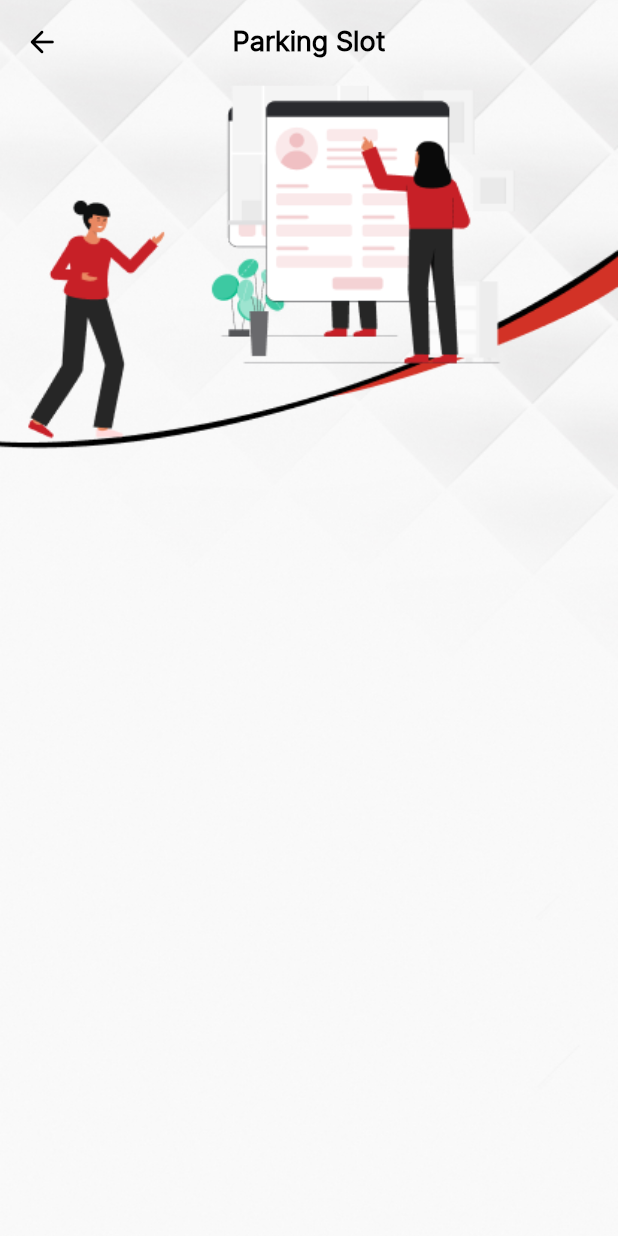
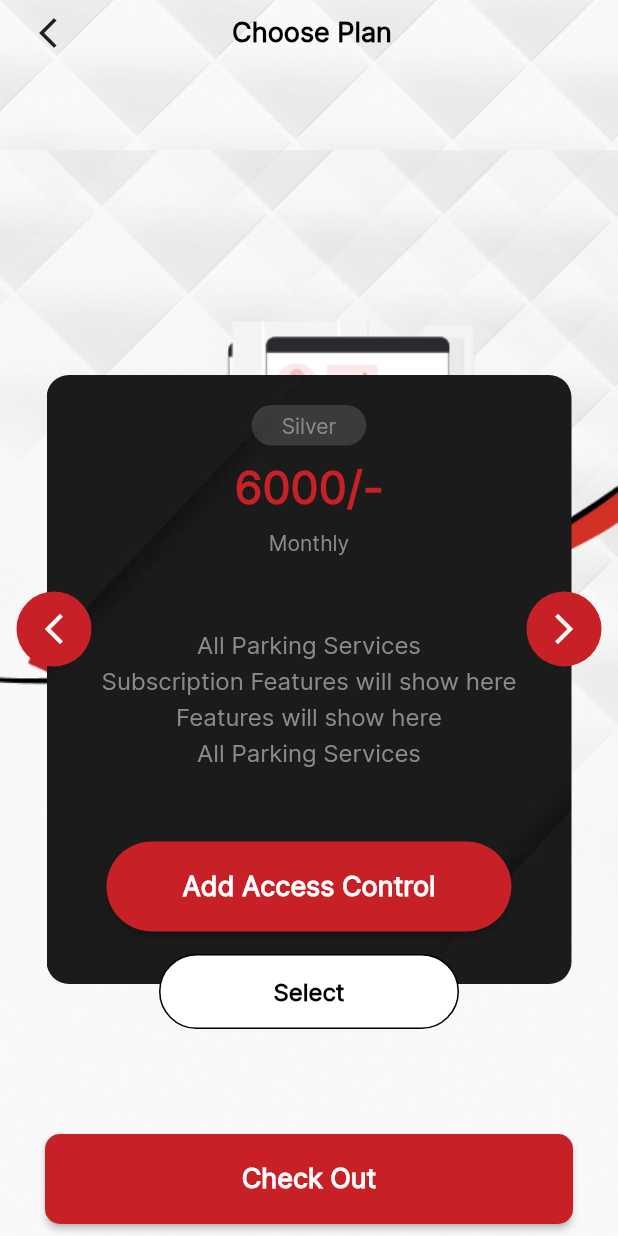
Before and after one commit to devarshkikani/Vehicle-Tracking-App, a Flutter app: the ChoosePlanScreen screen opened directly, on a phone screen of 412 x 824 dp. Run offline on Flutter 3.47's test engine with Material 2 defaults, Android fonts, the light colour scheme and no system bars; our stand-ins replace flutter_svg, get.

Commit message:
choose plan screen design

```diff
--- a/lib/pages/not_subscribed/choose_plan_screen.dart
+++ /dev/null
@@ -1,52 +0,0 @@
-import 'package:flutter/material.dart';
-import 'package:get/get.dart';
-import 'package:vehicletracking/utils/app_assets.dart';
-import 'package:vehicletracking/utils/app_colors.dart';
-import 'package:vehicletracking/utils/app_text_style.dart';
-
-class ChoosePlanScreen extends StatefulWidget {
-  const ChoosePlanScreen({Key? key}) : super(key: key);
-
-  @override
-  State<ChoosePlanScreen> createState() => _ChoosePlanScreenState();
-}
-
-class _ChoosePlanScreenState extends State<ChoosePlanScreen> {
-  @override
-  Widget build(BuildContext context) {
-    return Scaffold(
-      extendBodyBehindAppBar: true,
-      resizeToAvoidBottomInset: false,
-      appBar: AppBar(
-        elevation: 0.0,
-        backgroundColor: Colors.transparent,
-        centerTitle: true,
-        leading: GestureDetector(
-          onTap: () {
-            Get.back();
-          },
-          child: const Icon(
-            Icons.arrow_back_rounded,
-            color: blackColor,
-          ),
-        ),
-        title: Text(
-          'Parking Slot',
-          style: AppTextStyle.normalSemiBold8.copyWith(fontSize: 18),
-        ),
-      ),
-      body: Container(
-        height: Get.height,
-        width: Get.width,
-        decoration: const BoxDecoration(
-          image: DecorationImage(
-            image: AssetImage(
-              AppAsset.choosePlan,
-            ),
-            fit: BoxFit.cover,
-          ),
-        ),
-      ),
-    );
-  }
-}
--- /dev/null
+++ b/lib/pages/not_subscribed/chosse_plan_screen.dart
@@ -0,0 +1,230 @@
+import 'package:flutter/material.dart';
+import 'package:get/get.dart';
+import 'package:vehicletracking/utils/app_assets.dart';
+import 'package:vehicletracking/utils/app_colors.dart';
+import 'package:vehicletracking/utils/app_static_decoration.dart';
+import 'package:vehicletracking/utils/app_text_style.dart';
+import 'package:vehicletracking/widgets/app_button.dart';
+
+class ChoosePlanScreen extends StatefulWidget {
+  const ChoosePlanScreen({Key? key}) : super(key: key);
+
+  @override
+  State<ChoosePlanScreen> createState() => _ChoosePlanScreenState();
+}
+
+class _ChoosePlanScreenState extends State<ChoosePlanScreen> {
+  @override
+  Widget build(BuildContext context) {
+    return Scaffold(
+      body: Stack(
+        children: [
+          Container(
+            height: Get.height,
+            width: Get.width,
+            decoration: const BoxDecoration(
+              image: DecorationImage(
+                image: AssetImage(
+                  AppAsset.bgGroundTop,
+                ),
+                fit: BoxFit.cover,
+              ),
+            ),
+          ),
+          SingleChildScrollView(
+            child: Column(
+              children: [
+                Padding(
+                  padding: const EdgeInsets.only(top: 100),
+                  child: Container(
+                    // height: 250,
+                    width: Get.width,
+                    decoration: const BoxDecoration(
+                      image: DecorationImage(
+                          image: AssetImage(AppAsset.choosePlan),
+                          fit: BoxFit.fitWidth,
+                          alignment: Alignment.topCenter),
+                    ),
+                    child: Column(
+                      children: [
+                        Stack(
+                          alignment: Alignment.bottomCenter,
+                          clipBehavior: Clip.none,
+                          children: [
+                            Container(
+                              margin: const EdgeInsets.only(top: 150),
+                              width: 350,
+                              decoration: BoxDecoration(
+                                  image: const DecorationImage(
+                                      image: AssetImage(
+                                          AppAsset.paymentbackground),
+                                      fit: BoxFit.cover),
+                                  borderRadius: BorderRadius.circular(15)),
+                              padding: const EdgeInsets.symmetric(
+                                  horizontal: 10, vertical: 10),
+                              child: Column(
+                                crossAxisAlignment: CrossAxisAlignment.center,
+                                children: [
+                                  height10,
+                                  Container(
+                                    padding: const EdgeInsets.symmetric(
+                                        horizontal: 20, vertical: 5),
+                                    decoration: BoxDecoration(
+                                        color: whiteColor.withOpacity(0.14),
+                                        borderRadius:
+                                            BorderRadius.circular(30)),
+                                    child: Text(
+                                      'Silver',
+                                      style: AppTextStyle.normalRegular14
+                                          .copyWith(color: greyColor),
+                                    ),
+                                  ),
+                                  height10,
+                                  Text(
+                                    '6000/-',
+                                    style: AppTextStyle.normalSemiBold20
+                                        .copyWith(
+                                            fontSize: 30, color: appColor),
+                                  ),
+                                  height10,
+                                  Text(
+                                    'Monthly',
+                                    style: AppTextStyle.normalRegular14
+                                        .copyWith(color: greyColor),
+                                  ),
+                                  customHeight(50),
+                                  Text(
+                                    'All Parking Services',
+                                    style: AppTextStyle.normalRegular14
+                                        .copyWith(
+                                            color: greyColor, fontSize: 16),
+                                  ),
+                                  height05,
+                                  Text(
+                                    'Subscription Features will show here',
+                                    style: AppTextStyle.normalRegular14
+                                        .copyWith(
+                                            color: greyColor, fontSize: 16),
+                                  ),
+                                  height05,
+                                  Text(
+                                    'Features will show here',
+                                    style: AppTextStyle.normalRegular14
+                                        .copyWith(
+                                            color: greyColor, fontSize: 16),
+                                  ),
+                                  height05,
+                                  Text(
+                                    'All Parking Services',
+                                    style: AppTextStyle.normalRegular14
+                                        .copyWith(
+                                            color: greyColor, fontSize: 16),
+                                  ),
+                                  customHeight(50),
+                                  Padding(
+                                    padding: const EdgeInsets.symmetric(
+                                        horizontal: 30),
+                                    child: AppFillButton(
+                                      onTap: () {},
+                                      title: "Add Access Control",
+                                    ),
+                                  ),
+                                  height25,
+                                ],
+                              ),
+                            ),
+                            Positioned(
+                              top: Get.height / 2.8,
+                              left: -20,
+                              child: Container(
+                                height: 50,
+                                width: 50,
+                                decoration: const BoxDecoration(
+                                    shape: BoxShape.circle, color: appColor),
+                                child: const Center(
+                                  child: Icon(
+                                    Icons.arrow_back_ios_new,
+                                    color: whiteColor,
+                                  ),
+                                ),
+                              ),
+                            ),
+                            Positioned(
+                              top: Get.height / 2.8,
+                              right: -20,
+                              child: Container(
+                                height: 50,
+                                width: 50,
+                                decoration: const BoxDecoration(
+                                    shape: BoxShape.circle, color: appColor),
+                                child: const Center(
+                                  child: Icon(
+                                    Icons.arrow_forward_ios,
+                                    color: whiteColor,
+                                  ),
+                                ),
+                              ),
+                            ),
+                            Positioned(
+                              bottom: -30,
+                              child: Container(
+                                height: 50,
+                                width: 200,
+                                decoration: BoxDecoration(
+                                    color: whiteColor,
+                                    border: Border.all(color: blackColor),
+                                    borderRadius: BorderRadius.circular(30)),
+                                child: const Center(
+                                  child: Text(
+                                    'Select',
+                                    style: AppTextStyle.normalSemiBold16,
+                                  ),
+                                ),
+                              ),
+                            ),
+                          ],
+                        ),
+                      ],
+                    ),
+                  ),
+                ),
+                customHeight(100),
+                Padding(
+                  padding: const EdgeInsets.symmetric(horizontal: 30),
+                  child: AppFillButton(
+                    radius: 10,
+                    onTap: () {},
+                    title: "Check Out",
+                  ),
+                ),
+              ],
+            ),
+          ),
+          SafeArea(
+              child: Padding(
+            padding: const EdgeInsets.symmetric(horizontal: 20),
+            child: Column(
+              children: [
+                height10,
+                Row(
+                  mainAxisAlignment: MainAxisAlignment.spaceBetween,
+                  children: [
+                    const Icon(Icons.arrow_back_ios_new),
+                    Text(
+                      'Choose Plan',
+                      style:
+                          AppTextStyle.normalSemiBold8.copyWith(fontSize: 18),
+                    ),
+                    const SizedBox(
+                      width: 20,
+                    )
+                  ],
+                ),
+              ],
+            ),
+          )),
+        ],
+      ),
+    );
+  }
+}
--- a/lib/pages/not_subscribed/parking_slot_screen.dart
+++ b/lib/pages/not_subscribed/parking_slot_screen.dart
@@ -1,6 +1,6 @@
 import 'package:flutter/material.dart';
 import 'package:get/get.dart';
-import 'package:vehicletracking/pages/not_subscribed/choose_plan_screen.dart';
+import 'package:vehicletracking/pages/not_subscribed/chosse_plan_screen.dart';
 import 'package:vehicletracking/utils/app_assets.dart';
 import 'package:vehicletracking/utils/app_colors.dart';
 import 'package:vehicletracking/utils/app_static_decoration.dart';
--- a/lib/pages/payment/payment_screen.dart
+++ b/lib/pages/payment/payment_screen.dart
@@ -1,4 +1,5 @@
 import 'package:flutter/material.dart';
+import 'package:flutter/services.dart';
 import 'package:get/get.dart';
 import 'package:vehicletracking/utils/app_assets.dart';
 import 'package:vehicletracking/utils/app_colors.dart';
@@ -15,7 +16,10 @@ class PaymentScreen extends StatefulWidget {
 }
 
 class _PaymentScreenState extends State<PaymentScreen> {
-  TextEditingController controller = TextEditingController();
+  TextEditingController cardNumberController = TextEditingController();
+  TextEditingController expiryController = TextEditingController();
+  TextEditingController cvvController = TextEditingController();
+  TextEditingController nameOnCardController = TextEditingController();
   bool isCardSave = false;
   @override
   Widget build(BuildContext context) {
@@ -127,11 +131,18 @@ class _PaymentScreenState extends State<PaymentScreen> {
                               .copyWith(fontSize: 16)),
                       height10,
                       newTextFormFiled(
+                          inputFormatter: [
+                            FilteringTextInputFormatter.digitsOnly,
+                            CardNumberFormatter(),
+                          ],
+                          maxLength: 19,
                           labelText: '',
-                          controller: controller,
+                          controller: cardNumberController,
                           borderColor: containerGrey),
                       height15,
                       Row(
+
+
                         children: [
                           Expanded(
                             child: Column(
@@ -143,7 +154,7 @@ class _PaymentScreenState extends State<PaymentScreen> {
                                 height10,
                                 newTextFormFiled(
                                     labelText: '',
-                                    controller: controller,
+                                    controller: expiryController,
                                     borderColor: containerGrey),
                               ],
                             ),
@@ -159,7 +170,7 @@ class _PaymentScreenState extends State<PaymentScreen> {
                                 height10,
                                 newTextFormFiled(
                                     labelText: '',
-                                    controller: controller,
+                                    controller: cvvController,
                                     borderColor: containerGrey),
                               ],
                             ),
@@ -173,7 +184,7 @@ class _PaymentScreenState extends State<PaymentScreen> {
                       height10,
                       newTextFormFiled(
                           labelText: '',
-                          controller: controller,
+                          controller: nameOnCardController,
                           borderColor: containerGrey),
                       height20,
                       Row(
@@ -303,3 +314,34 @@ class _PaymentScreenState extends State<PaymentScreen> {
     );
   }
 }
+
+class CardNumberFormatter extends TextInputFormatter {
+  @override
+  TextEditingValue formatEditUpdate(
+    TextEditingValue previousValue,
+    TextEditingValue nextValue,
+  ) {
+    var inputText = nextValue.text;
+
+    if (nextValue.selection.baseOffset == 0) {
+      return nextValue;
+    }
+
+    var bufferString = new StringBuffer();
+    for (int i = 0; i < inputText.length; i++) {
+      bufferString.write(inputText[i]);
+      var nonZeroIndexValue = i + 1;
+      if (nonZeroIndexValue % 4 == 0 && nonZeroIndexValue != inputText.length) {
+        bufferString.write(' ');
+      }
+    }
+
+    var string = bufferString.toString();
+    return nextValue.copyWith(
+      text: string,
+      selection: new TextSelection.collapsed(
+        offset: string.length,
+      ),
+    );
+  }
+}
--- a/lib/utils/text_form_field.dart
+++ b/lib/utils/text_form_field.dart
@@ -6,9 +6,13 @@ import 'package:vehicletracking/utils/validators.dart';
 Widget newTextFormFiled(
     {required final String labelText,
     required final TextEditingController controller,
+    List<TextInputFormatter>? inputFormatter,
+    int? maxLength,
     borderColor}) {
   return TextFormField(
     controller: controller,
+    inputFormatters: inputFormatter,
+    maxLength: maxLength,
     decoration: InputDecoration(
       labelText: labelText,
       enabledBorder: OutlineInputBorder(
```
Also changed, not shown: assets/image/png/chosse_plan.png (added).
